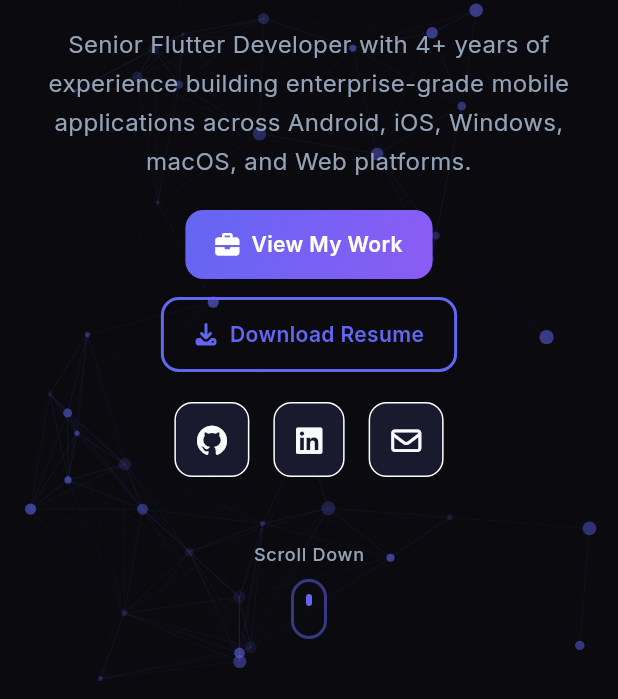
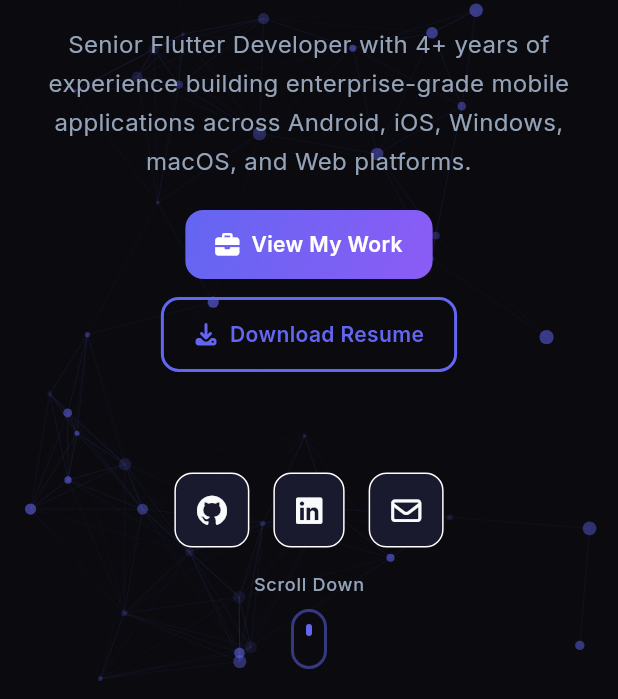
Before and after one commit to akshaychandt/akshaychandt.github.io, a Flutter app: the screen it shows after launch, on a phone screen of 412 x 824 dp, the part 537-1236 px from its top. Run offline on Flutter 3.47's test engine with Material 3 defaults, Android fonts, the phone set to English and light mode, and no system bars; drawn by our look-alikes of animated_text_kit, flutter_animate; our stand-ins replace cached_network_image, cloud_firestore, equatable, firebase_core, flutter_bloc, font_awesome_flutter and 3 more; missing offline and left inert: dart:js_interop; accounts and stored records are empty; statements that could not run were skipped.

Commit message:
fix: resolve mobile layout issues - scroll indicator overlap & right overflow

```diff
--- a/lib/presentation/sections/hero/hero_section.dart
+++ b/lib/presentation/sections/hero/hero_section.dart
@@ -39,7 +39,9 @@ class HeroSection extends StatelessWidget {
           // Content
           Center(
             child: Padding(
-              padding: ResponsiveHelper.sectionPadding(context),
+              padding: ResponsiveHelper.sectionPadding(
+                context,
+              ).copyWith(bottom: isMobile ? 160 : null),
               child: ConstrainedBox(
                 constraints: BoxConstraints(
                   maxWidth: ResponsiveHelper.contentMaxWidth(context),
@@ -51,7 +53,27 @@ class HeroSection extends StatelessWidget {
             ),
           ),
 
-          // Scroll Indicator
+          // Social Links + Scroll Indicator (mobile only, positioned at bottom)
+          if (isMobile)
+            Positioned(
+              bottom: 20,
+              left: 0,
+              right: 0,
+              child: Column(
+                mainAxisSize: MainAxisSize.min,
+                children: [
+                  const SocialLinks().animate().fadeIn(
+                    delay: 1000.ms,
+                    duration: 500.ms,
+                  ),
+                  const SizedBox(height: 16),
+                  _buildScrollIndicator(context),
+                ],
+              ),
+            ),
+
+          // Scroll Indicator (desktop/tablet only)
+          if (!isMobile)
             Positioned(
               bottom: 40,
               left: 0,
@@ -130,7 +152,12 @@ class HeroSection extends StatelessWidget {
             child: AnimatedTextKit(
               repeatForever: true,
               animatedTexts: AppStrings.animatedRoles
-                  .map((role) => TypewriterAnimatedText(role, speed: const Duration(milliseconds: 100)))
+                  .map(
+                    (role) => TypewriterAnimatedText(
+                      role,
+                      speed: const Duration(milliseconds: 100),
+                    ),
+                  )
                   .toList(),
             ),
           ),
@@ -175,10 +202,15 @@ class HeroSection extends StatelessWidget {
           ],
         ),
 
-        SizedBox(height: isMobile ? 20 : 32),
-
-        // Social Links
-        const SocialLinks().animate().fadeIn(delay: 1000.ms, duration: 500.ms),
+        // Social Links (desktop/tablet only - on mobile they're positioned at bottom)
+        if (!isMobile)
+          Padding(
+            padding: const EdgeInsets.only(top: 32),
+            child: const SocialLinks().animate().fadeIn(
+              delay: 1000.ms,
+              duration: 500.ms,
+            ),
+          ),
       ],
     );
   }
--- a/lib/presentation/widgets/common/section_title.dart
+++ b/lib/presentation/widgets/common/section_title.dart
@@ -19,8 +19,9 @@ class SectionTitle extends StatelessWidget {
     final theme = Theme.of(context);
 
     return Column(
-      crossAxisAlignment:
-          centerAlign ? CrossAxisAlignment.center : CrossAxisAlignment.start,
+      crossAxisAlignment: centerAlign
+          ? CrossAxisAlignment.center
+          : CrossAxisAlignment.start,
       children: [
         Row(
           mainAxisSize: MainAxisSize.min,
@@ -34,10 +35,13 @@ class SectionTitle extends StatelessWidget {
               ),
             ),
             const SizedBox(width: 12),
-            Text(
-              title,
-              style: theme.textTheme.headlineMedium?.copyWith(
-                fontWeight: FontWeight.bold,
+            Flexible(
+              child: Text(
+                title,
+                style: theme.textTheme.headlineMedium?.copyWith(
+                  fontWeight: FontWeight.bold,
+                ),
+                overflow: TextOverflow.ellipsis,
               ),
             ),
             const SizedBox(width: 12),
```
Also changed, not shown: 5 other files. Lines whose indentation alone changed are shown as unchanged.
